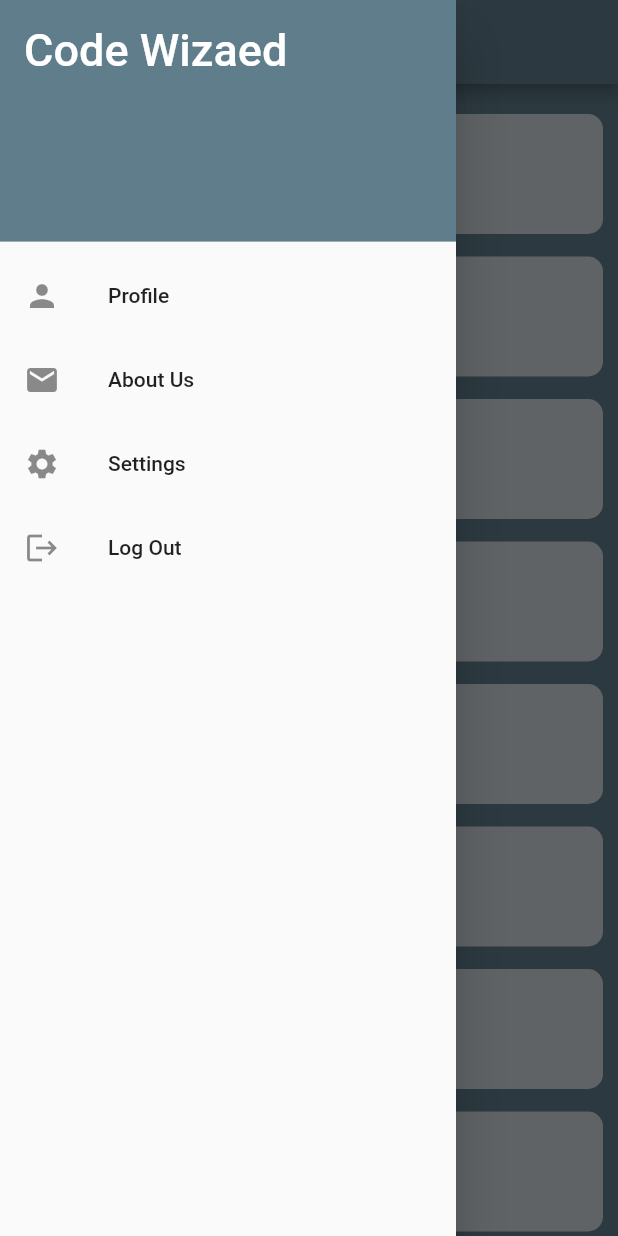
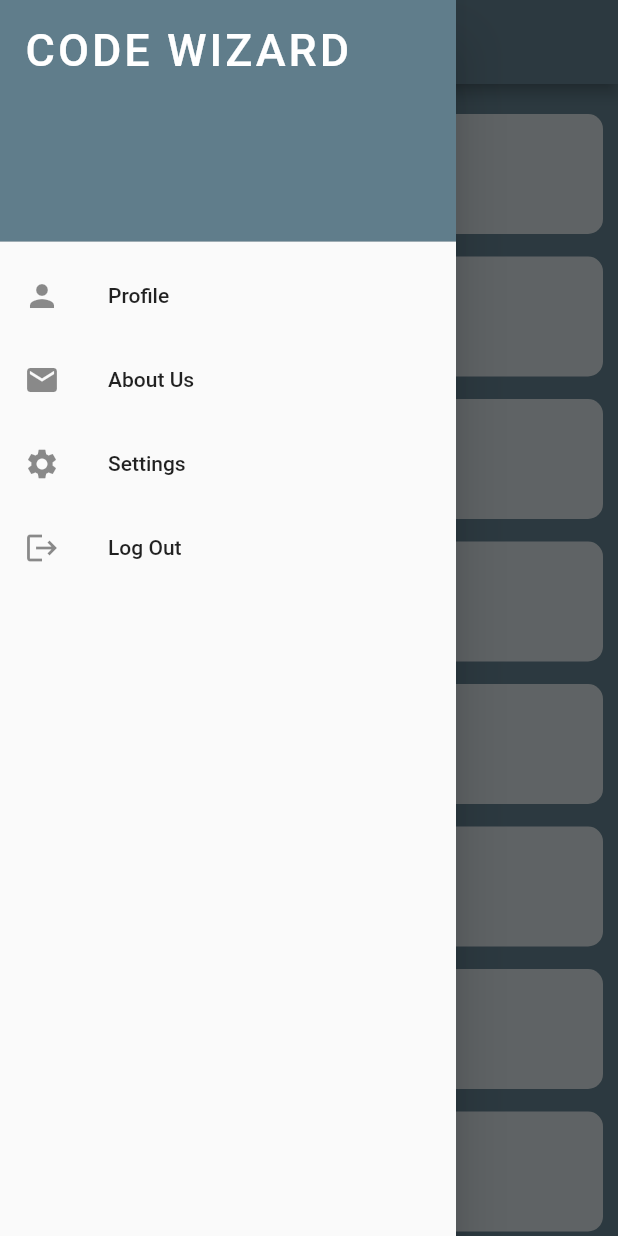
Before and after one commit to mardy-cse/code_wizard_v2, a Flutter app: the HomeScreen screen opened directly, with the side drawer open, on a phone screen of 412 x 824 dp. Run offline on Flutter 3.47's test engine with Material 2 defaults, Android fonts, the phone set to English and light mode, and no system bars; our stand-ins replace cloud_firestore, firebase_auth, firebase_core, lottie, youtube_player_flutter; missing offline and left inert: syncfusion_flutter_pdfviewer; accounts and stored records are empty.

Commit message:
forget pass done - 17

```diff
--- a/lib/pages/c_pro.dart
+++ b/lib/pages/c_pro.dart
@@ -71,7 +71,7 @@ class C_Prog extends StatelessWidget {
                       width: double.infinity,
                       decoration: BoxDecoration(
                           border: Border.all(width: 2),
-                          borderRadius: BorderRadius.circular(10)
+                          borderRadius: BorderRadius.circular(10),
                       ),
                       child: TextButton(onPressed: (){
                         Navigator.push(context,
--- a/lib/pages/home_screen.dart
+++ b/lib/pages/home_screen.dart
@@ -1,5 +1,4 @@
 import 'package:flutter/material.dart';
-
 import 'c_pro.dart';
 
 class HomeScreen extends StatelessWidget {
@@ -17,10 +16,11 @@ class HomeScreen extends StatelessWidget {
                   color: Colors.blueGrey,
                 ),
                 child: Text(
-                  'Code Wizaed',
+                  'CODE WIZARD',
                   style: TextStyle(
                     color: Colors.white,
                     fontSize: 30,
+                    letterSpacing: 2
 
                   ),
                 ),
--- a/lib/pages/login_screen.dart
+++ b/lib/pages/login_screen.dart
@@ -140,7 +140,9 @@ class _loginScreenState extends State<loginScreen> {
                             child: Text('Create new account', style: TextStyle(
                               color: Colors.white,
                               letterSpacing: 3,
-                            ),)),
+                            ),
+                            ),
+                        ),
                       ),
                     ],
                 ),
--- a/lib/pages/main.dart
+++ b/lib/pages/main.dart
@@ -18,7 +18,7 @@ class codeWizard extends StatelessWidget {
       theme: ThemeData(
         primarySwatch: Colors.blueGrey,
       ),
-      home: splashScreen(),
+      home: splashScreen(),  //
     );
   }
 }
```
Also changed, not shown: lib/pages/demo_home.dart (added, +16 -0 lines), lib/pages/forgot_pass.dart (+1 -6 lines).
